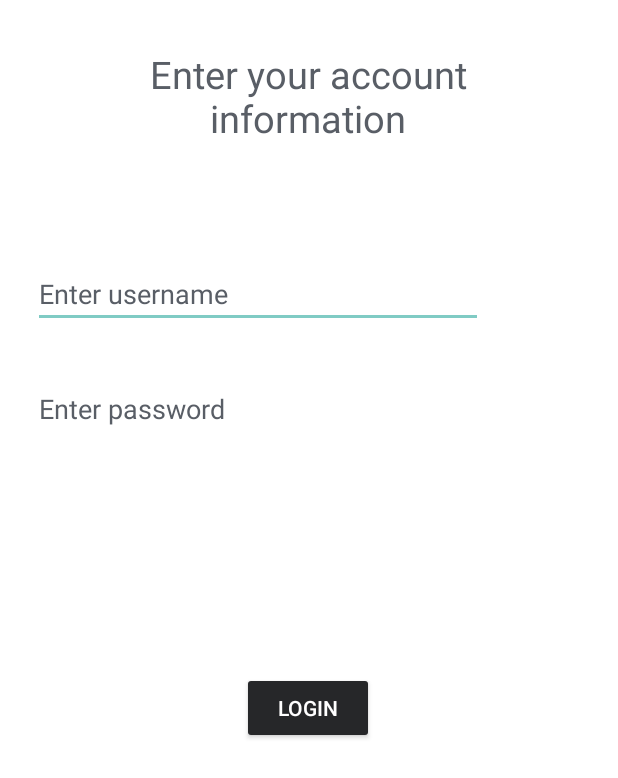
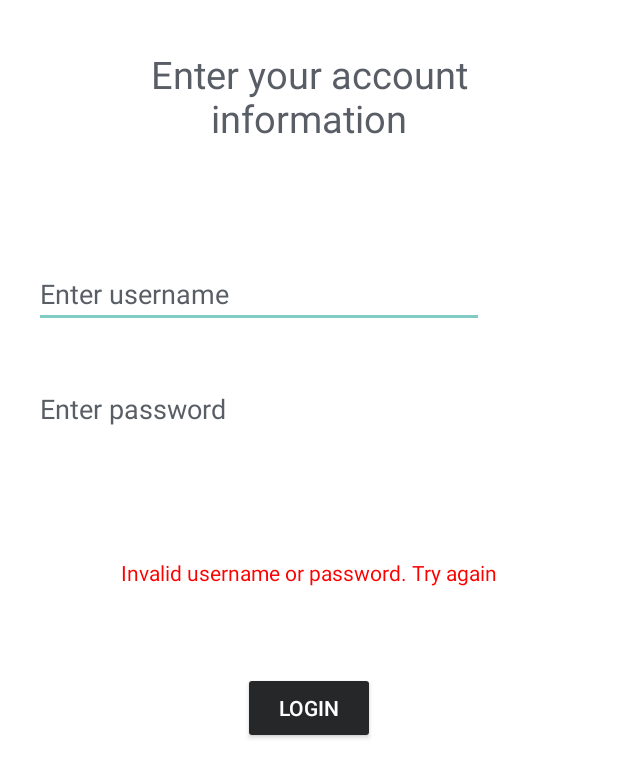
Before and after one commit to Infus3d/StudyBuddies, an Android app: the LoginScreen screen opened directly, with no data from a screen before it, after a tap on "LOGIN", on a phone screen of 412 x 824 dp. Shown: the top 778 px of the screen. Run offline under Robolectric (Android 15) with nearby library versions, the light colour scheme and no system bars; our stand-ins replace Volley; network calls fail.

Commit message:
changes to login screen checking for correct credentials and a few other small teaks

```diff
--- a/Frontend/StudyBuddies/app/src/main/java/com/example/studybuddies/LoginScreen.java
+++ b/Frontend/StudyBuddies/app/src/main/java/com/example/studybuddies/LoginScreen.java
@@ -2,39 +2,98 @@ package com.example.studybuddies;
 
 import androidx.appcompat.app.AppCompatActivity;
 
+import android.content.Context;
+import android.content.Intent;
+import android.content.SharedPreferences;
 import android.os.Bundle;
+import android.util.Log;
 import android.view.View;
 import android.widget.Button;
 import android.widget.EditText;
+import android.widget.TextView;
 
 import com.android.volley.toolbox.JsonObjectRequest;
 import com.example.studybuddies.R;
+import com.example.studybuddies.utils.Const;
+import com.example.studybuddies.utils.RequestsCentral;
 
 import org.json.JSONArray;
+import org.json.JSONException;
 import org.json.JSONObject;
 
 public class LoginScreen extends AppCompatActivity {
 
-    EditText username;
-    EditText password;
-    Button loginButton;
-    JSONArray users;
+    private EditText username;
+    private EditText password;
+    private Button loginB;
+    private TextView errorMessage;
+    private RequestsCentral requestsCentral;
+
+    public static final String SHARED_PREFS = "shared_prefs";
+    public static final String ID_KEY = "id_key";
+    public static final String USERNAME_KEY = "username_key";
+    public static final String EMAIL_KEY = "email_key";
+    public static final String PASSWORD_KEY = "password_key";
+    public static final String LOCATION_KEY = "location_key";
+
+    SharedPreferences sharedPreferences;
 
     @Override
     protected void onCreate(Bundle savedInstanceState) {
         super.onCreate(savedInstanceState);
         setContentView(R.layout.activity_login_screen);
 
+        sharedPreferences = getSharedPreferences(SHARED_PREFS, Context.MODE_PRIVATE);
+
         username = findViewById(R.id.enter_user_name);
         password = findViewById(R.id.enter_password);
-        loginButton = findViewById(R.id.login_button);
+        errorMessage = findViewById(R.id.login_error);
+        loginB = findViewById(R.id.login_button);
+        requestsCentral = new RequestsCentral();
+        requestsCentral.getJSONArray(Const.GET_URL_JSON_OBJECT);
 
-        loginButton.setOnClickListener(new View.OnClickListener() {
+        loginB.setOnClickListener(new View.OnClickListener() {
             @Override
             public void onClick(View view) {
 
+                for (int i = 0; i < requestsCentral.getArrayResponseLength(); i++) {
 
+                    JSONObject currentUser = null;
+                    try {
+                        currentUser = requestsCentral.getJsonArrayResponse().getJSONObject(i);
+                    } catch (JSONException e) {
+                        e.printStackTrace();
+                    }
 
+                    try {
+                        if (currentUser.getString("firstName").equals(username.getText().toString()) && currentUser.getString("lastName").equals(password.getText().toString()) ){
+
+                            SharedPreferences.Editor editor = sharedPreferences.edit();
+
+                            editor.putInt(ID_KEY, currentUser.getInt("id"));
+                            //editor.putString(USERNAME_KEY, currentUser.getString("username"));
+                            //editor.putString(EMAIL_KEY, currentUser.getString("email"));
+                            //editor.putString(PASSWORD_KEY, currentUser.getString("password"));
+                            //editor.putString(LOCATION_KEY, currentUser.getString("location"));
+
+                            editor.apply();
+
+                            //Intent intent = new Intent(getApplicationContext(), Dashboard.class);
+                            //startActivity(intent);
+                            //finish();
+
+                            errorMessage.setText("Success");
+                            Log.i(LoginScreen.class.getSimpleName(), "success");
+                            return;
+
+                        }
+                    } catch (JSONException e) {
+                        e.printStackTrace();
+                    }
+
+                }
+
+                errorMessage.setText("Invalid username or password. Try again");
 
             }
         });
--- a/Frontend/StudyBuddies/app/src/main/java/com/example/studybuddies/utils/RequestsCentral.java
+++ b/Frontend/StudyBuddies/app/src/main/java/com/example/studybuddies/utils/RequestsCentral.java
@@ -22,7 +22,7 @@ import java.util.Map;
 
 public class RequestsCentral {
 
-    private String TAG = GroupCreation.class.getSimpleName();
+    private String TAG = RequestsCentral.class.getSimpleName();
     private String tag_json_obj = "jobj_req";
     private JSONArray jsonArrayResponse;
     private int arrayResponseLength;
--- a/Frontend/StudyBuddies/app/src/main/res/layout/activity_login_screen.xml
+++ b/Frontend/StudyBuddies/app/src/main/res/layout/activity_login_screen.xml
@@ -18,7 +18,7 @@
         android:textColor="@color/greyText"
         android:textSize="25sp"
         app:layout_constraintBottom_toBottomOf="parent"
-        app:layout_constraintHorizontal_bias="0.495"
+        app:layout_constraintHorizontal_bias="0.5"
         app:layout_constraintLeft_toLeftOf="parent"
         app:layout_constraintRight_toRightOf="parent"
         app:layout_constraintTop_toTopOf="parent"
@@ -32,7 +32,7 @@
         android:textColor="@color/greyText"
         android:textColorHint="@color/greyText"
         app:layout_constraintBottom_toBottomOf="parent"
-        app:layout_constraintHorizontal_bias="0.198"
+        app:layout_constraintHorizontal_bias="0.2"
         app:layout_constraintLeft_toLeftOf="parent"
         app:layout_constraintRight_toRightOf="parent"
         app:layout_constraintTop_toBottomOf="@id/header"
@@ -46,11 +46,23 @@
         android:textColor="@color/greyText"
         android:textColorHint="@color/greyText"
         app:layout_constraintBottom_toBottomOf="parent"
-        app:layout_constraintHorizontal_bias="0.198"
+        app:layout_constraintHorizontal_bias="0.2"
         app:layout_constraintLeft_toLeftOf="parent"
         app:layout_constraintRight_toRightOf="parent"
         app:layout_constraintTop_toBottomOf="@id/enter_user_name"
         app:layout_constraintVertical_bias="0.056" />
+
+    <TextView
+        android:id="@+id/login_error"
+        android:layout_width="wrap_content"
+        android:layout_height="wrap_content"
+        android:textColor="@color/red"
+        app:layout_constraintBottom_toBottomOf="parent"
+        app:layout_constraintEnd_toEndOf="parent"
+        app:layout_constraintHorizontal_bias="0.5"
+        app:layout_constraintStart_toStartOf="parent"
+        app:layout_constraintTop_toTopOf="parent"
+        app:layout_constraintVertical_bias="0.462" />
 
     <Button
         android:id="@+id/login_button"
@@ -60,7 +72,7 @@
         android:textColor="@color/white"
         android:backgroundTint="@color/darkButton"
         app:layout_constraintBottom_toBottomOf="parent"
-        app:layout_constraintHorizontal_bias="0.498"
+        app:layout_constraintHorizontal_bias="0.5"
         app:layout_constraintLeft_toLeftOf="parent"
         app:layout_constraintRight_toRightOf="parent"
         app:layout_constraintTop_toBottomOf="@id/enter_password"
--- a/Frontend/StudyBuddies/app/src/main/res/values/colors.xml
+++ b/Frontend/StudyBuddies/app/src/main/res/values/colors.xml
@@ -9,4 +9,5 @@
     <color name="white">#FFFFFFFF</color>
     <color name="greyText">#595e66</color>
     <color name="darkButton">#262729</color>
+    <color name="red">#FF0000</color>
 </resources>
```
Also changed, not shown: Frontend/StudyBuddies/app/src/main/java/com/example/studybuddies/CreateUser.java (+81 -9 lines).
